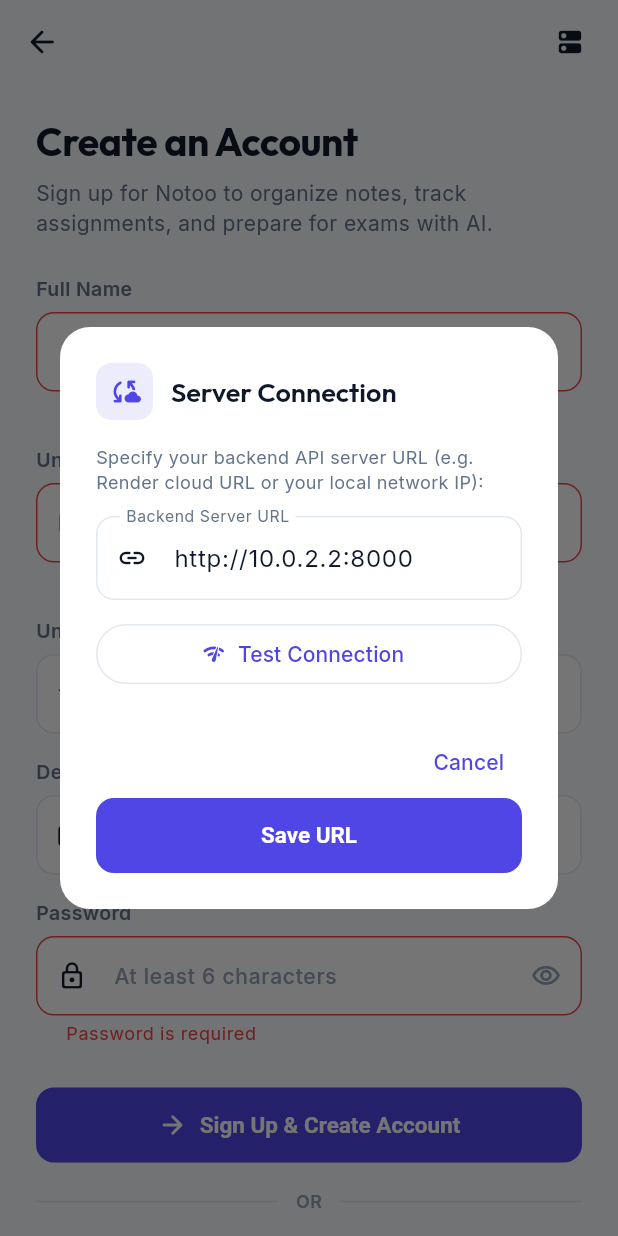
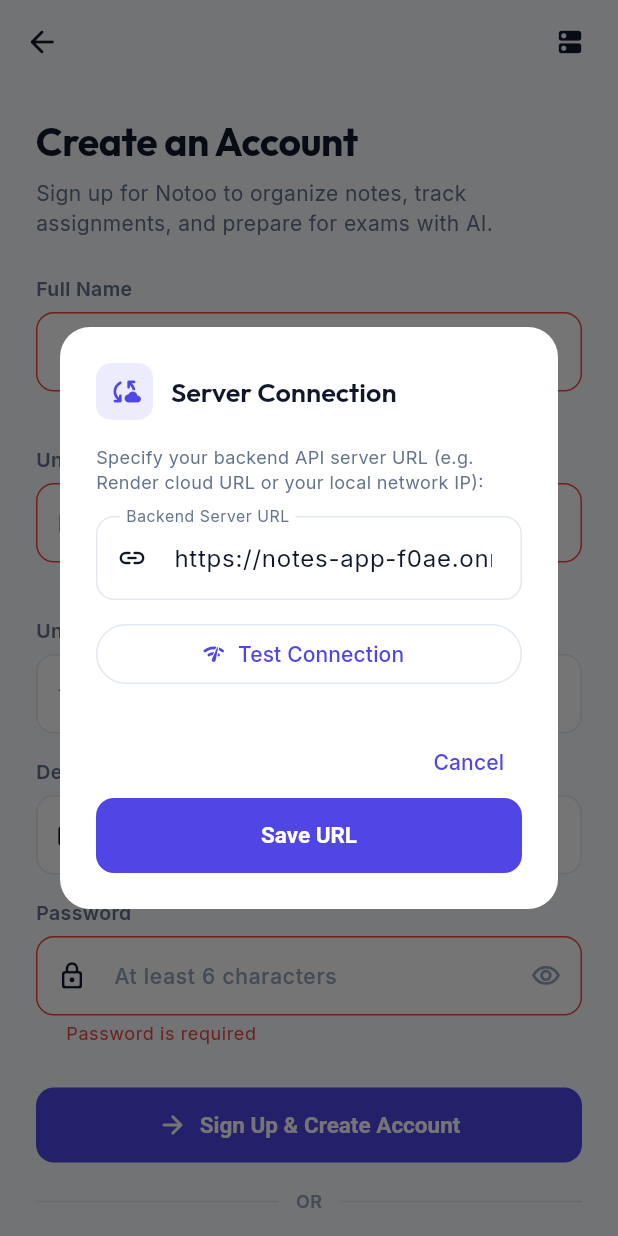
Before and after one commit to Rajdeep-Mudiar/Notes_App, a Flutter app: the RegisterScreen screen opened by its route, after a tap on "Sign Up & Create Account", after a tap on the "dns" icon, on a phone screen of 412 x 824 dp. Run offline on Flutter 3.47's test engine with Material 3 defaults, Android fonts, the light colour scheme and no system bars; our stand-ins replace dio, file_picker, flutter_riverpod, go_router, google_fonts, google_sign_in and 1 more; accounts and stored records are empty.

Commit message:
feat: configure live Render production URL as default backend endpoint

```diff
--- a/frontend/lib/core/constants/api_endpoints.dart
+++ b/frontend/lib/core/constants/api_endpoints.dart
@@ -1,7 +1,6 @@
-import 'package:flutter/foundation.dart';
-
 class ApiEndpoints {
-  static const String _envBaseUrl = String.fromEnvironment('API_BASE_URL');
+  static const String defaultProductionUrl = 'https://notes-app-f0ae.onrender.com';
+  static const String _envBaseUrl = String.fromEnvironment('API_BASE_URL', defaultValue: defaultProductionUrl);
   static String? _dynamicBaseUrl;
 
   static void setCustomBaseUrl(String? url) {
@@ -17,15 +16,7 @@
       final clean = _envBaseUrl.trim().replaceAll(RegExp(r'/+$'), '');
       return clean.endsWith('/api/v1') ? clean : '$clean/api/v1';
     }
-    if (kIsWeb) {
-      return 'http://127.0.0.1:8000/api/v1';
-    }
-    switch (defaultTargetPlatform) {
-      case TargetPlatform.android:
-        return 'http://10.0.2.2:8000/api/v1';
-      default:
-        return 'http://127.0.0.1:8000/api/v1';
-    }
+    return '$defaultProductionUrl/api/v1';
   }
 
   // Auth endpoints
```
Also changed, not shown: 1 other file.
